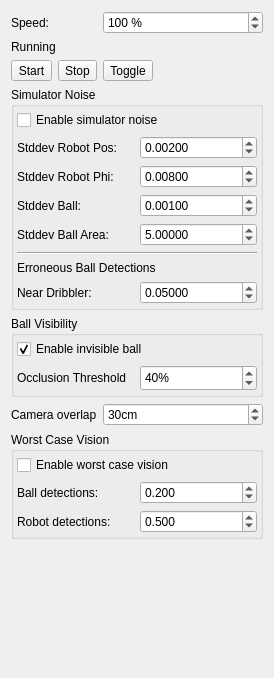
Above: src/ra/simulatorwidget.ui from robotics-erlangen/framework before the change. Below: the same form after it.
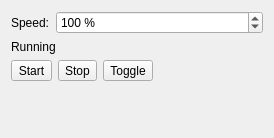
That is the form after the change.

Commit message: ra: split simulatorwidget into simulator and simulator config

The edit to the form file:
```diff
--- a/src/ra/simulatorwidget.ui
+++ b/src/ra/simulatorwidget.ui
@@ -7,7 +7,7 @@
     <x>0</x>
     <y>0</y>
     <width>274</width>
-    <height>678</height>
+    <height>138</height>
    </rect>
   </property>
   <property name="windowTitle">
@@ -75,382 +75,6 @@
      </item>
     </layout>
    </item>
-   <item row="5" column="0" colspan="2">
-    <widget class="QGroupBox" name="groupBox_2">
-     <property name="title">
-      <string>Simulator Noise</string>
-     </property>
-     <layout class="QGridLayout" name="gridLayout">
-      <property name="leftMargin">
-       <number>3</number>
-      </property>
-      <property name="topMargin">
-       <number>3</number>
-      </property>
-      <property name="rightMargin">
-       <number>3</number>
-      </property>
-      <property name="bottomMargin">
-       <number>3</number>
-      </property>
-      <item row="1" column="0">
-       <layout class="QHBoxLayout" name="horizontalLayout_3">
-        <item>
-         <widget class="QLabel" name="label_7">
-          <property name="text">
-           <string>Stddev Ball Area:</string>
-          </property>
-         </widget>
-        </item>
-        <item>
-         <widget class="QDoubleSpinBox" name="spinStdDevBallArea">
-          <property name="decimals">
-           <number>5</number>
-          </property>
-          <property name="maximum">
-           <double>50.000000000000000</double>
-          </property>
-          <property name="singleStep">
-           <double>0.100000000000000</double>
-          </property>
-          <property name="value">
-           <double>5.000000000000000</double>
-          </property>
-         </widget>
-        </item>
-       </layout>
-      </item>
-      <item row="0" column="0">
-       <layout class="QVBoxLayout" name="verticalLayout_3">
-        <item>
-         <widget class="QCheckBox" name="chkEnableNoise">
-          <property name="text">
-           <string>Enable simulator noise</string>
-          </property>
-         </widget>
-        </item>
-        <item>
-         <layout class="QHBoxLayout" name="horizontalLayout_5">
-          <item>
-           <widget class="QLabel" name="label_3">
-            <property name="text">
-             <string>Stddev Robot Pos:</string>
-            </property>
-           </widget>
-          </item>
-          <item>
-           <widget class="QDoubleSpinBox" name="spinStddevRobotPos">
-            <property name="decimals">
-             <number>5</number>
-            </property>
-            <property name="maximum">
-             <double>1.000000000000000</double>
-            </property>
-            <property name="singleStep">
-             <double>0.001000000000000</double>
-            </property>
-            <property name="value">
-             <double>0.002000000000000</double>
-            </property>
-           </widget>
-          </item>
-         </layout>
-        </item>
-        <item>
-         <layout class="QHBoxLayout" name="horizontalLayout_6">
-          <item>
-           <widget class="QLabel" name="label_4">
-            <property name="text">
-             <string>Stddev Robot Phi:</string>
-            </property>
-           </widget>
-          </item>
-          <item>
-           <widget class="QDoubleSpinBox" name="spinStddevRobotPhi">
-            <property name="decimals">
-             <number>5</number>
-            </property>
-            <property name="maximum">
-             <double>1.000000000000000</double>
-            </property>
-            <property name="singleStep">
-             <double>0.001000000000000</double>
-            </property>
-            <property name="value">
-             <double>0.008000000000000</double>
-            </property>
-           </widget>
-          </item>
-         </layout>
-        </item>
-        <item>
-         <layout class="QHBoxLayout" name="horizontalLayout_4">
-          <item>
-           <widget class="QLabel" name="label_2">
-            <property name="text">
-             <string>Stddev Ball:</string>
-            </property>
-           </widget>
-          </item>
-          <item>
-           <widget class="QDoubleSpinBox" name="spinStddevBall">
-            <property name="decimals">
-             <number>5</number>
-            </property>
-            <property name="maximum">
-             <double>1.000000000000000</double>
-            </property>
-            <property name="singleStep">
-             <double>0.001000000000000</double>
-            </property>
-            <property name="value">
-             <double>0.001000000000000</double>
-            </property>
-           </widget>
-          </item>
-         </layout>
-        </item>
-       </layout>
-      </item>
-      <item row="4" column="0">
-       <layout class="QHBoxLayout" name="horizontalLayout_9">
-        <item>
-         <widget class="QLabel" name="label_8">
-          <property name="text">
-           <string>Near Dribbler:</string>
-          </property>
-         </widget>
-        </item>
-        <item>
-         <widget class="QDoubleSpinBox" name="spinDribblerBallDetections">
-          <property name="toolTip">
-           <string>Erroneous ball detections per second per robot. Will occur at the edge of a robots dribbler.</string>
-          </property>
-          <property name="decimals">
-           <number>5</number>
-          </property>
-          <property name="maximum">
-           <double>100.000000000000000</double>
-          </property>
-          <property name="singleStep">
-           <double>0.010000000000000</double>
-          </property>
-          <property name="value">
-           <double>0.050000000000000</double>
-          </property>
-         </widget>
-        </item>
-       </layout>
-      </item>
-      <item row="2" column="0">
-       <widget class="Line" name="line">
-        <property name="orientation">
-         <enum>Qt::Horizontal</enum>
-        </property>
-       </widget>
-      </item>
-      <item row="3" column="0">
-       <widget class="QLabel" name="label_9">
-        <property name="text">
-         <string>Erroneous Ball Detections</string>
-        </property>
-       </widget>
-      </item>
-     </layout>
-    </widget>
-   </item>
-   <item row="10" column="0" colspan="2">
-    <widget class="QGroupBox" name="groupBox">
-     <property name="title">
-      <string>Ball Visibility</string>
-     </property>
-     <property name="flat">
-      <bool>false</bool>
-     </property>
-     <property name="checkable">
-      <bool>false</bool>
-     </property>
-     <layout class="QVBoxLayout" name="verticalLayout_2">
-      <property name="leftMargin">
-       <number>3</number>
-      </property>
-      <property name="topMargin">
-       <number>3</number>
-      </property>
-      <property name="rightMargin">
-       <number>3</number>
-      </property>
-      <property name="bottomMargin">
-       <number>3</number>
-      </property>
-      <item>
-       <layout class="QVBoxLayout" name="verticalLayout">
-        <item>
-         <widget class="QCheckBox" name="chkEnableInvisibleBall">
-          <property name="text">
-           <string>Enable invisible ball</string>
-          </property>
-          <property name="checked">
-           <bool>true</bool>
-          </property>
-         </widget>
-        </item>
-        <item>
-         <layout class="QHBoxLayout" name="horizontalLayout_2">
-          <item>
-           <widget class="QLabel" name="ballVisibilityThresholdLabel">
-            <property name="text">
-             <string>Occlusion Threshold</string>
-            </property>
-           </widget>
-          </item>
-          <item>
-           <widget class="QSpinBox" name="spinBallVisibilityThreshold">
-            <property name="minimumSize">
-             <size>
-              <width>98</width>
-              <height>26</height>
-             </size>
-            </property>
-            <property name="suffix">
-             <string>%</string>
-            </property>
-            <property name="minimum">
-             <number>10</number>
-            </property>
-            <property name="maximum">
-             <number>100</number>
-            </property>
-            <property name="value">
-             <number>40</number>
-            </property>
-           </widget>
-          </item>
-         </layout>
-        </item>
-       </layout>
-      </item>
-     </layout>
-    </widget>
-   </item>
-   <item row="11" column="0">
-    <widget class="QLabel" name="overlapLabel">
-     <property name="text">
-      <string>Camera overlap</string>
-     </property>
-    </widget>
-   </item>
-   <item row="11" column="1">
-    <widget class="QSpinBox" name="spinCameraOverlap">
-     <property name="suffix">
-      <string>cm</string>
-     </property>
-     <property name="maximum">
-      <number>200</number>
-     </property>
-     <property name="value">
-      <number>30</number>
-     </property>
-    </widget>
-   </item>
-   <item row="12" column="0" colspan="2">
-    <widget class="QGroupBox" name="groupBox_3">
-     <property name="title">
-      <string>Worst Case Vision</string>
-     </property>
-     <layout class="QGridLayout" name="gridLayout_2">
-      <property name="leftMargin">
-       <number>3</number>
-      </property>
-      <property name="topMargin">
-       <number>3</number>
-      </property>
-      <property name="rightMargin">
-       <number>3</number>
-      </property>
-      <property name="bottomMargin">
-       <number>3</number>
-      </property>
-      <item row="0" column="0">
-       <layout class="QVBoxLayout" name="verticalLayout_4">
-        <item>
-         <widget class="QCheckBox" name="enableWorstCaseVision">
-          <property name="text">
-           <string>Enable worst case vision</string>
-          </property>
-         </widget>
-        </item>
-        <item>
-         <layout class="QHBoxLayout" name="horizontalLayout_8">
-          <item>
-           <widget class="QLabel" name="label_6">
-            <property name="text">
-             <string>Ball detections:</string>
-            </property>
-           </widget>
-          </item>
-          <item>
-           <widget class="QDoubleSpinBox" name="worstCaseBallDetections">
-            <property name="toolTip">
-             <string>in seconds</string>
-            </property>
-            <property name="decimals">
-             <number>3</number>
-            </property>
-            <property name="minimum">
-             <double>0.010000000000000</double>
-            </property>
-            <property name="maximum">
-             <double>2.000000000000000</double>
-            </property>
-            <property name="singleStep">
-             <double>0.010000000000000</double>
-            </property>
-            <property name="value">
-             <double>0.200000000000000</double>
-            </property>
-           </widget>
-          </item>
-         </layout>
-        </item>
-        <item>
-         <layout class="QHBoxLayout" name="horizontalLayout_7">
-          <item>
-           <widget class="QLabel" name="label_5">
-            <property name="text">
-             <string>Robot detections:</string>
-            </property>
-           </widget>
-          </item>
-          <item>
-           <widget class="QDoubleSpinBox" name="worstCaseRobotDetections">
-            <property name="toolTip">
-             <string>in seconds</string>
-            </property>
-            <property name="decimals">
-             <number>3</number>
-            </property>
-            <property name="minimum">
-             <double>0.010000000000000</double>
-            </property>
-            <property name="maximum">
-             <double>2.000000000000000</double>
-            </property>
-            <property name="singleStep">
-             <double>0.010000000000000</double>
-            </property>
-            <property name="value">
-             <double>0.500000000000000</double>
-            </property>
-           </widget>
-          </item>
-         </layout>
-        </item>
-       </layout>
-      </item>
-     </layout>
-    </widget>
-   </item>
   </layout>
  </widget>
  <tabstops>
```
The commit also changes 7 other files.
